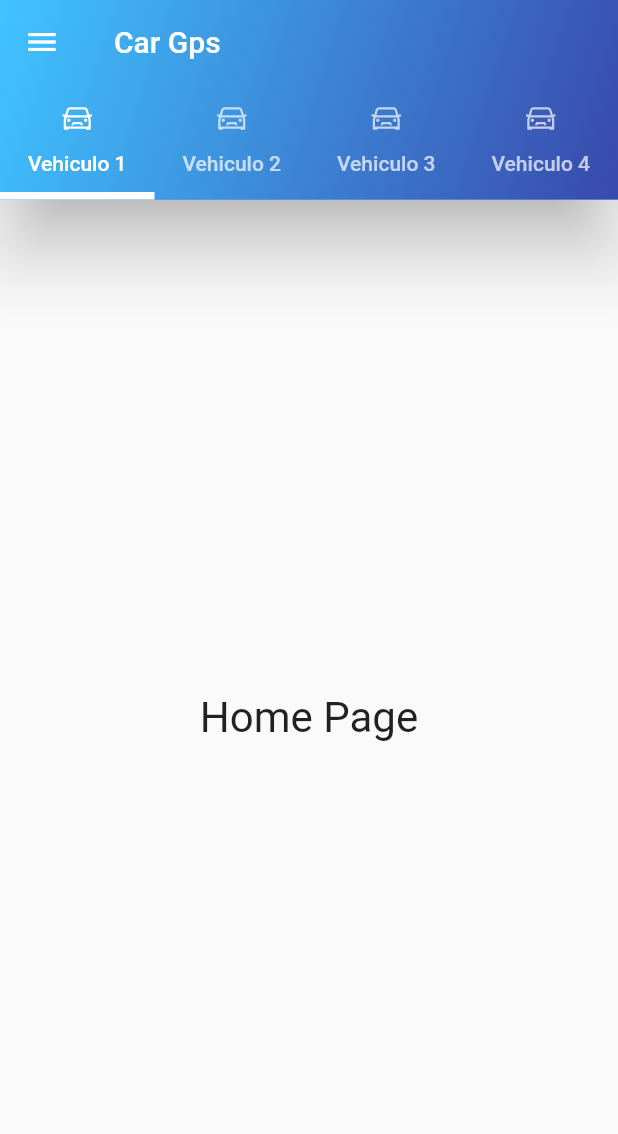
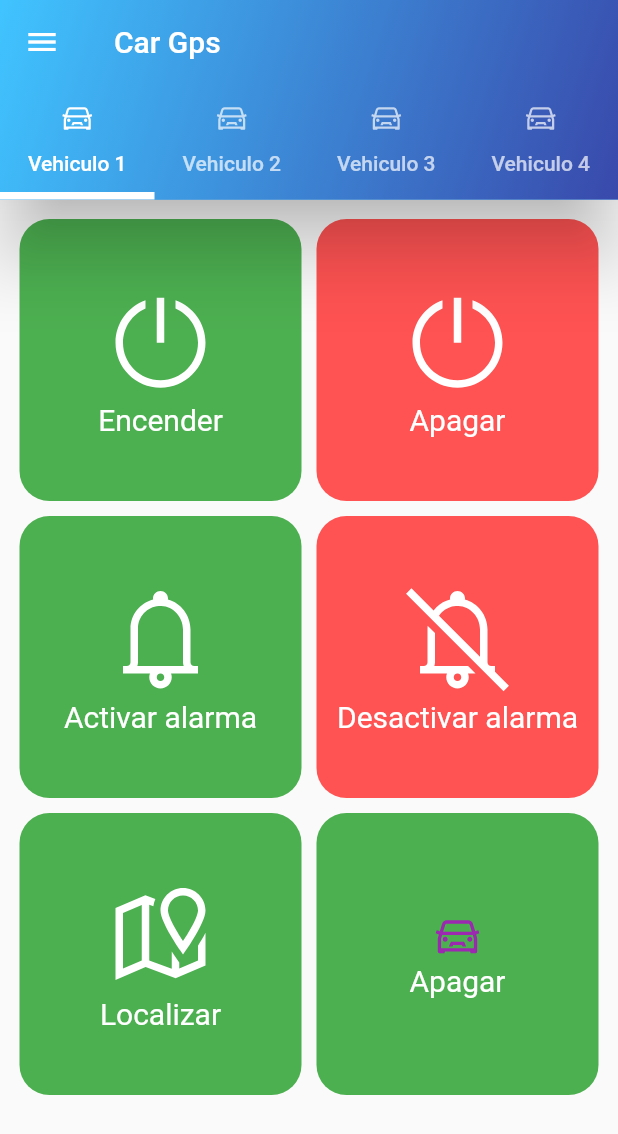
Before and after one commit to samtts14/gps_location, a Flutter app: the screen it shows after launch, on a phone screen of 412 x 824 dp. Shown: the top 1134 px of the screen. Run offline on Flutter 3.47's test engine with Material 2 defaults, Android fonts, the phone set to English and light mode, and no system bars; our stand-ins replace line_awesome_flutter; missing offline and left inert: sms.

Commit message:
Formato Gridview
Se da formato de gridview y se implementan botones para cada mensaje.

```diff
--- /dev/null
+++ b/lib/Class/smsClass.dart
@@ -0,0 +1,199 @@
+import 'package:flutter/material.dart';
+import 'package:line_awesome_flutter/line_awesome_flutter.dart';
+import 'package:sms/sms.dart';
+
+class Mensajeria extends StatelessWidget {
+  SmsSender sender = new SmsSender();
+  String celular = "8293474922";
+
+  @override
+  Widget build(BuildContext context) {
+    return MaterialApp(
+        home: Scaffold(
+      body: Container(
+        child: Padding(
+          padding: const EdgeInsets.all(13.0),
+          child: GridView(
+            //####################-----GRIDVIEW-----#####################
+            children: [
+              //------------------BOTONES--------------
+              InkWell(
+                onTap: () {
+                  //----------------ONTAP ENCENDER---------------------
+                  sender.sendSms(new SmsMessage(celular, 'resume123456'));
+                },
+                child: Container(
+                  // Botones del grid view
+                  decoration: BoxDecoration(
+                    borderRadius: BorderRadius.circular(20),
+                    color: Colors.green,
+                  ),
+                  child: Column(
+                    mainAxisAlignment: MainAxisAlignment.center,
+                    children: [
+                      Icon(
+                        LineAwesomeIcons.power_off,
+                        size: 80,
+                        color: Colors.white,
+                      ),
+                      Text(
+                        "Encender",
+                        style: TextStyle(color: Colors.white, fontSize: 20),
+                      ),
+                    ],
+                  ),
+                ),
+              ),
+              InkWell(
+                onTap: () {
+                  //----------------ONTAP APAGAR---------------------
+                  sender.sendSms(new SmsMessage(celular, 'stop123456'));
+                },
+                child: Container(
+                  // Botones del grid view
+                  decoration: BoxDecoration(
+                    borderRadius: BorderRadius.circular(20),
+                    color: Colors.redAccent,
+                  ),
+                  child: Column(
+                    mainAxisAlignment: MainAxisAlignment.center,
+                    children: [
+                      Icon(
+                        LineAwesomeIcons.power_off,
+                        size: 80,
+                        color: Colors.white,
+                      ),
+                      Text(
+                        "Apagar",
+                        style: TextStyle(color: Colors.white, fontSize: 20),
+                      ),
+                    ],
+                  ),
+                ),
+              ),
+              InkWell(
+                onTap: () {
+                  //----------------ONTAP ARM---------------------
+                  sender.sendSms(new SmsMessage(celular, 'arm123456'));
+                },
+                child: Container(
+                  // Botones del grid view
+                  decoration: BoxDecoration(
+                    borderRadius: BorderRadius.circular(20),
+                    color: Colors.green,
+                  ),
+                  child: Column(
+                    mainAxisAlignment: MainAxisAlignment.center,
+                    children: [
+                      Icon(
+                        LineAwesomeIcons.bell,
+                        size: 80,
+                        color: Colors.white,
+                      ),
+                      Text(
+                        "Activar alarma",
+                        style: TextStyle(color: Colors.white, fontSize: 20),
+                      ),
+                    ],
+                  ),
+                ),
+              ),
+              InkWell(
+                onTap: () {
+                  //----------------ONTAP DISARM---------------------
+                  sender.sendSms(new SmsMessage(celular, 'disarm123456'));
+                },
+                child: Container(
+                  // Botones del grid view
+                  decoration: BoxDecoration(
+                    borderRadius: BorderRadius.circular(20),
+                    color: Colors.redAccent,
+                  ),
+                  child: Column(
+                    mainAxisAlignment: MainAxisAlignment.center,
+                    children: [
+                      Icon(
+                        LineAwesomeIcons.bell_slash,
+                        size: 80,
+                        color: Colors.white,
+                      ),
+                      Text(
+                        "Desactivar alarma",
+                        style: TextStyle(color: Colors.white, fontSize: 20),
+                      ),
+                    ],
+                  ),
+                ),
+              ),
+              InkWell(
+                onTap: () {
+                  //----------------ONTAP TRACK---------------------
+                  sender.sendSms(new SmsMessage(celular, 'stop123456'));
+                },
+                child: Container(
+                  // Botones del grid view
+                  decoration: BoxDecoration(
+                    borderRadius: BorderRadius.circular(20),
+                    color: Colors.green,
+                  ),
+                  child: Column(
+                    mainAxisAlignment: MainAxisAlignment.center,
+                    children: [
+                      Icon(
+                        LineAwesomeIcons.map_marked,
+                        size: 80,
+                        color: Colors.white,
+                      ),
+                      Text(
+                        "Localizar",
+                        style: TextStyle(color: Colors.white, fontSize: 20),
+                      ),
+                    ],
+                  ),
+                ),
+              ),
+              InkWell(
+                onTap: () {
+                  //----------------ONTAP---------------------
+                  sender.sendSms(new SmsMessage(celular, 'stop123456'));
+                },
+                child: Container(
+                  // Botones del grid view
+                  decoration: BoxDecoration(
+                    borderRadius: BorderRadius.circular(20),
+                    color: Colors.green,
+                  ),
+                  child: Column(
+                    mainAxisAlignment: MainAxisAlignment.center,
+                    children: [
+                      Icon(
+                        LineAwesomeIcons.car,
+                        size: 35,
+                        color: Colors.purple,
+                      ),
+                      Text(
+                        "Apagar",
+                        style: TextStyle(color: Colors.white, fontSize: 20),
+                      ),
+                    ],
+                  ),
+                ),
+              ),
+            ],
+            gridDelegate: SliverGridDelegateWithFixedCrossAxisCount(
+                crossAxisCount: 2, mainAxisSpacing: 10, crossAxisSpacing: 10),
+          ),
+        ),
+      ),
+      /*Envio de mensaje
+      body: Center(
+        child: ElevatedButton(
+          child: Text("Apagar Auto"),
+          onPressed: () {
+            sender.sendSms(new SmsMessage(celular, 'stop123456'));
+          },
+        ),
+      ),*/
+    ));
+  }
+}
--- a/lib/Screen/MenuInicio.dart
+++ b/lib/Screen/MenuInicio.dart
@@ -1,3 +1,4 @@
+import 'package:appbar_example/Class/smsClass.dart';
 import 'package:appbar_example/main.dart';
 import 'package:flutter/material.dart';
 import 'package:line_awesome_flutter/line_awesome_flutter.dart';
@@ -45,7 +46,7 @@ class _SimpleAppBarPageState extends State<SimpleAppBarPage> {
           ),
           body: TabBarView(
             children: [
-              buildPage('Home Page'),
+              Mensajeria(),
               buildPage('Feed Page'),
               buildPage('Profile Page'),
               buildPage('Settings Page'),
--- a/lib/main.dart
+++ b/lib/main.dart
@@ -1,5 +1,3 @@
-//import 'package:appbar_example/page/simple_appbar_page.dart';
-//import 'package:appbar_example/page/transparent_appbar_page.dart';
 import 'package:flutter/material.dart';
 import 'package:flutter/services.dart';
 import 'Screen/MenuInicio.dart';
--- a/pubspec.yaml
+++ b/pubspec.yaml
@@ -10,6 +10,7 @@ dependencies:
   line_awesome_flutter: ^2.0.0
 
   cupertino_icons: ^1.0.0
+  sms: ^0.2.0
 
 dev_dependencies:
   flutter_test:
```
Also changed, not shown: pubspec.lock, 4 other files.
